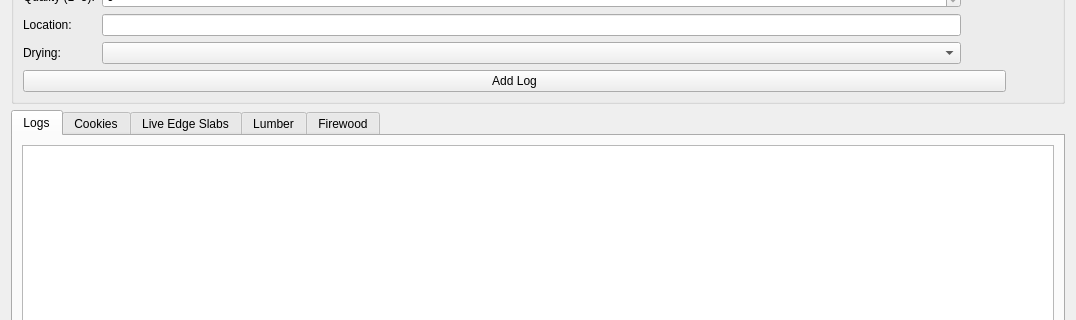
thelenlucas/Senior-Design, file ui/inventory.ui: the form before one commit; both pictures show x 0 to 1076 and y 170 to 490 of the 1076 by 858 pixel window.
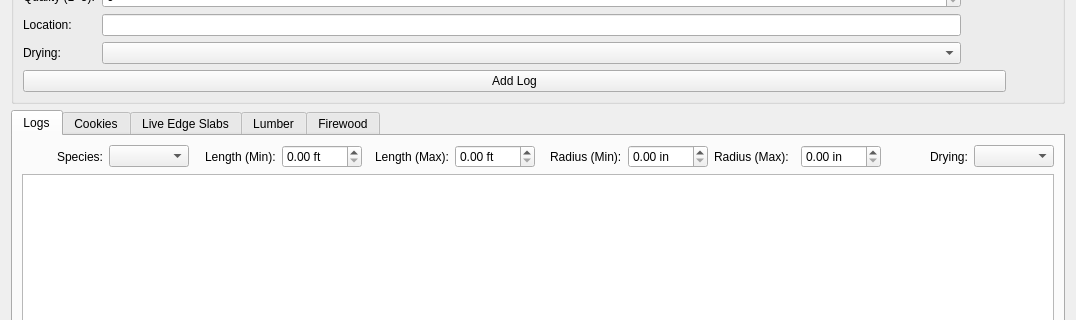
The form after the commit.

Patch:
```diff
--- a/ui/inventory.ui
+++ b/ui/inventory.ui
@@ -133,6 +133,102 @@
        <string>Logs</string>
       </attribute>
       <layout class="QVBoxLayout">
+       <item>
+        <layout class="QHBoxLayout" name="horizontalLayout">
+         <item alignment="Qt::AlignRight">
+          <widget class="QLabel" name="label_2">
+           <property name="sizePolicy">
+            <sizepolicy hsizetype="Minimum" vsizetype="Minimum">
+             <horstretch>0</horstretch>
+             <verstretch>0</verstretch>
+            </sizepolicy>
+           </property>
+           <property name="autoFillBackground">
+            <bool>false</bool>
+           </property>
+           <property name="text">
+            <string>Species:</string>
+           </property>
+          </widget>
+         </item>
+         <item>
+          <widget class="QComboBox" name="logSpeciesComboBox">
+           <property name="sizePolicy">
+            <sizepolicy hsizetype="Minimum" vsizetype="Fixed">
+             <horstretch>0</horstretch>
+             <verstretch>0</verstretch>
+            </sizepolicy>
+           </property>
+          </widget>
+         </item>
+         <item alignment="Qt::AlignRight">
+          <widget class="QLabel" name="label_3">
+           <property name="text">
+            <string>Length (Min):</string>
+           </property>
+          </widget>
+         </item>
+         <item>
+          <widget class="QDoubleSpinBox" name="logLengthMin">
+           <property name="suffix">
+            <string> ft</string>
+           </property>
+          </widget>
+         </item>
+         <item alignment="Qt::AlignRight">
+          <widget class="QLabel" name="label_4">
+           <property name="text">
+            <string>Length (Max):</string>
+           </property>
+          </widget>
+         </item>
+         <item>
+          <widget class="QDoubleSpinBox" name="logLengthMax">
+           <property name="suffix">
+            <string> ft</string>
+           </property>
+          </widget>
+         </item>
+         <item alignment="Qt::AlignRight">
+          <widget class="QLabel" name="label_5">
+           <property name="text">
+            <string>Radius (Min):</string>
+           </property>
+          </widget>
+         </item>
+         <item>
+          <widget class="QDoubleSpinBox" name="logRadiusMin">
+           <property name="suffix">
+            <string> in</string>
+           </property>
+          </widget>
+         </item>
+         <item>
+          <widget class="QLabel" name="label_6">
+           <property name="text">
+            <string>Radius (Max):</string>
+           </property>
+          </widget>
+         </item>
+         <item>
+          <widget class="QDoubleSpinBox" name="logRadiusMax">
+           <property name="suffix">
+            <string> in</string>
+           </property>
+          </widget>
+         </item>
+         <item alignment="Qt::AlignRight">
+          <widget class="QLabel" name="label_7">
+           <property name="text">
+            <string>Drying:</string>
+           </property>
+          </widget>
+         </item>
+         <item>
+          <widget class="QComboBox" name="logDryingComboBox"/>
+         </item>
+        </layout>
+       </item>
        <item>
         <widget class="QTableView" name="logsTableView">
          <property name="selectionMode">
```
